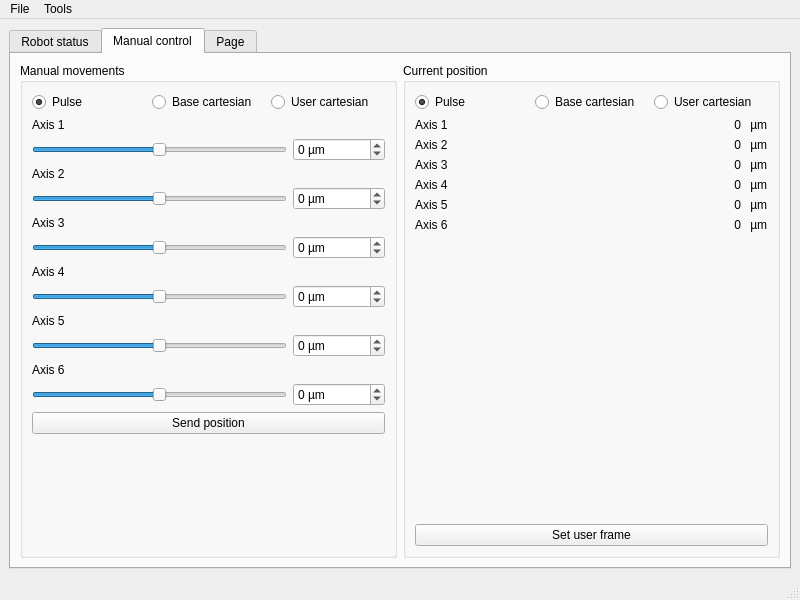
The window that RobotControl/mainwindow.ui (Haellsigh/Impression3D) describes before a commit, drawn with Qt 5.
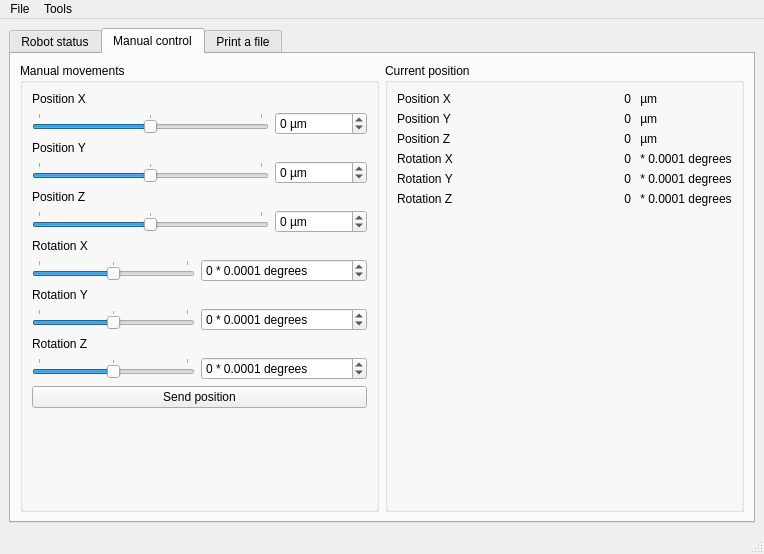
The same window after the commit. The open tabs and pages were chosen to show the change.

What changed in the file:
```diff
--- a/RobotControl/mainwindow.ui
+++ b/RobotControl/mainwindow.ui
@@ -6,8 +6,8 @@
    <rect>
     <x>0</x>
     <y>0</y>
-    <width>800</width>
-    <height>600</height>
+    <width>764</width>
+    <height>554</height>
    </rect>
   </property>
   <property name="windowTitle">
@@ -18,7 +18,7 @@
     <item row="0" column="0">
      <widget class="QTabWidget" name="tabWidget">
       <property name="currentIndex">
-       <number>1</number>
+       <number>2</number>
       </property>
       <property name="tabBarAutoHide">
        <bool>false</bool>
@@ -320,96 +320,71 @@
            <string>Manual movements</string>
           </property>
           <layout class="QGridLayout" name="gridLayout_5">
-           <item row="2" column="0">
-            <layout class="QHBoxLayout" name="layoutMvtAxis1">
+           <item row="8" column="0">
+            <layout class="QHBoxLayout" name="layoutMvtAxis4">
              <item>
-              <widget class="QSlider" name="sliderAxis1">
-               <property name="minimum">
-                <number>-1000000</number>
+              <widget class="QSlider" name="sliderAxis4">
+               <property name="minimumSize">
+                <size>
+                 <width>150</width>
+                 <height>0</height>
+                </size>
                </property>
-               <property name="maximum">
-                <number>1000000</number>
-               </property>
-               <property name="orientation">
-                <enum>Qt::Horizontal</enum>
-               </property>
-              </widget>
-             </item>
-             <item>
-              <widget class="QSpinBox" name="spinAxis1">
-               <property name="suffix">
-                <string> µm</string>
-               </property>
                <property name="minimum">
-                <number>-1000000</number>
+                <number>-1800000</number>
                </property>
                <property name="maximum">
-                <number>1000000</number>
+                <number>1800000</number>
                </property>
-              </widget>
-             </item>
-            </layout>
-           </item>
-           <item row="6" column="0">
-            <layout class="QHBoxLayout" name="layoutMvtAxis3">
-             <item>
-              <widget class="QSlider" name="sliderAxis3">
-               <property name="minimum">
-                <number>-1000000</number>
+               <property name="singleStep">
+                <number>1000</number>
                </property>
-               <property name="maximum">
-                <number>1000000</number>
+               <property name="pageStep">
+                <number>10000</number>
                </property>
                <property name="orientation">
                 <enum>Qt::Horizontal</enum>
                </property>
-              </widget>
-             </item>
-             <item>
-              <widget class="QSpinBox" name="spinAxis3">
-               <property name="suffix">
-                <string> µm</string>
+               <property name="tickPosition">
+                <enum>QSlider::TicksAbove</enum>
                </property>
-               <property name="minimum">
-                <number>-1000000</number>
+               <property name="tickInterval">
+                <number>450000</number>
                </property>
-               <property name="maximum">
-                <number>1000000</number>
-               </property>
               </widget>
              </item>
-            </layout>
-           </item>
-           <item row="12" column="0">
-            <layout class="QHBoxLayout" name="layoutMvtAxis6">
              <item>
-              <widget class="QSlider" name="sliderAxis6">
-               <property name="minimum">
-                <number>-1000000</number>
-               </property>
-               <property name="maximum">
-                <number>1000000</number>
-               </property>
-               <property name="orientation">
-                <enum>Qt::Horizontal</enum>
-               </property>
-              </widget>
-             </item>
-             <item>
-              <widget class="QSpinBox" name="spinAxis6">
+              <widget class="QSpinBox" name="spinAxis4">
                <property name="suffix">
-                <string> µm</string>
+                <string> * 0.0001 degrees</string>
                </property>
                <property name="minimum">
-                <number>-1000000</number>
+                <number>-1800000</number>
                </property>
                <property name="maximum">
-                <number>1000000</number>
+                <number>1800000</number>
                </property>
+               <property name="singleStep">
+                <number>100</number>
+               </property>
               </widget>
              </item>
             </layout>
            </item>
+           <item row="5" column="0">
+            <widget class="QLabel" name="lKMvtAxis3">
+             <property name="text">
+              <string>Position Z</string>
+             </property>
+            </widget>
+           </item>
+           <item row="3" column="0">
+            <widget class="QLabel" name="lKMvtAxis2">
+             <property name="text">
+              <string>Position Y</string>
+             </property>
+            </widget>
+           </item>
            <item row="13" column="0">
             <widget class="QPushButton" name="bSendPosition">
              <property name="text">
@@ -417,178 +392,301 @@
              </property>
             </widget>
            </item>
-           <item row="1" column="0">
-            <widget class="QLabel" name="lKMvtAxis1">
-             <property name="text">
-              <string>Axis 1</string>
-             </property>
-            </widget>
-           </item>
-           <item row="0" column="0">
-            <layout class="QHBoxLayout" name="layoutManMvt">
-             <item>
-              <widget class="QRadioButton" name="radioManMovPulse">
-               <property name="text">
-                <string>Pulse</string>
-               </property>
-               <property name="checked">
-                <bool>true</bool>
-               </property>
-              </widget>
-             </item>
-             <item>
-              <widget class="QRadioButton" name="radioManMovBaseCart">
-               <property name="text">
-                <string>Base cartesian</string>
-               </property>
-              </widget>
-             </item>
-             <item>
-              <widget class="QRadioButton" name="radioManMovUserCart">
-               <property name="text">
-                <string>User cartesian</string>
-               </property>
-              </widget>
-             </item>
-            </layout>
-           </item>
            <item row="9" column="0">
             <widget class="QLabel" name="lKMvtAxis5">
              <property name="text">
-              <string>Axis 5</string>
+              <string>Rotation Y</string>
              </property>
             </widget>
            </item>
+           <item row="1" column="0">
+            <widget class="QLabel" name="lKMvtAxis1">
+             <property name="text">
+              <string>Position X</string>
+             </property>
+            </widget>
+           </item>
+           <item row="14" column="0">
+            <spacer name="verticalSpacer_3">
+             <property name="orientation">
+              <enum>Qt::Vertical</enum>
+             </property>
+             <property name="sizeHint" stdset="0">
+              <size>
+               <width>20</width>
+               <height>40</height>
+              </size>
+             </property>
+            </spacer>
+           </item>
+           <item row="12" column="0">
+            <layout class="QHBoxLayout" name="layoutMvtAxis6">
+             <item>
+              <widget class="QSlider" name="sliderAxis6">
+               <property name="minimumSize">
+                <size>
+                 <width>150</width>
+                 <height>0</height>
+                </size>
+               </property>
+               <property name="minimum">
+                <number>-1800000</number>
+               </property>
+               <property name="maximum">
+                <number>1800000</number>
+               </property>
+               <property name="singleStep">
+                <number>1000</number>
+               </property>
+               <property name="pageStep">
+                <number>10000</number>
+               </property>
+               <property name="orientation">
+                <enum>Qt::Horizontal</enum>
+               </property>
+               <property name="tickPosition">
+                <enum>QSlider::TicksAbove</enum>
+               </property>
+               <property name="tickInterval">
+                <number>450000</number>
+               </property>
+              </widget>
+             </item>
+             <item>
+              <widget class="QSpinBox" name="spinAxis6">
+               <property name="suffix">
+                <string> * 0.0001 degrees</string>
+               </property>
+               <property name="minimum">
+                <number>-1800000</number>
+               </property>
+               <property name="maximum">
+                <number>1800000</number>
+               </property>
+               <property name="singleStep">
+                <number>100</number>
+               </property>
+              </widget>
+             </item>
+            </layout>
+           </item>
            <item row="7" column="0">
             <widget class="QLabel" name="lKMvtAxis4">
              <property name="text">
-              <string>Axis 4</string>
-             </property>
-            </widget>
-           </item>
-           <item row="5" column="0">
-            <widget class="QLabel" name="lKMvtAxis3">
-             <property name="text">
-              <string>Axis 3</string>
-             </property>
-            </widget>
-           </item>
-           <item row="3" column="0">
-            <widget class="QLabel" name="lKMvtAxis2">
-             <property name="text">
-              <string>Axis 2</string>
+              <string>Rotation X</string>
              </property>
             </widget>
            </item>
            <item row="11" column="0">
             <widget class="QLabel" name="lKMvtAxis6">
              <property name="text">
-              <string>Axis 6</string>
+              <string>Rotation Z</string>
              </property>
             </widget>
            </item>
-           <item row="4" column="0">
-            <layout class="QHBoxLayout" name="layoutMvtAxis2">
-             <item>
-              <widget class="QSlider" name="sliderAxis2">
-               <property name="minimum">
-                <number>-1000000</number>
-               </property>
-               <property name="maximum">
-                <number>1000000</number>
-               </property>
-               <property name="orientation">
-                <enum>Qt::Horizontal</enum>
-               </property>
-              </widget>
-             </item>
-             <item>
-              <widget class="QSpinBox" name="spinAxis2">
-               <property name="suffix">
-                <string> µm</string>
-               </property>
-               <property name="minimum">
-                <number>-1000000</number>
-               </property>
-               <property name="maximum">
-                <number>1000000</number>
-               </property>
-              </widget>
-             </item>
-            </layout>
-           </item>
-           <item row="8" column="0">
-            <layout class="QHBoxLayout" name="layoutMvtAxis4">
-             <item>
-              <widget class="QSlider" name="sliderAxis4">
-               <property name="minimum">
-                <number>-1000000</number>
-               </property>
-               <property name="maximum">
-                <number>1000000</number>
-               </property>
-               <property name="orientation">
-                <enum>Qt::Horizontal</enum>
-               </property>
-              </widget>
-             </item>
-             <item>
-              <widget class="QSpinBox" name="spinAxis4">
-               <property name="suffix">
-                <string> µm</string>
-               </property>
-               <property name="minimum">
-                <number>-1000000</number>
-               </property>
-               <property name="maximum">
-                <number>1000000</number>
-               </property>
-              </widget>
-             </item>
-            </layout>
-           </item>
            <item row="10" column="0">
             <layout class="QHBoxLayout" name="layoutMvtAxis5">
              <item>
               <widget class="QSlider" name="sliderAxis5">
+               <property name="minimumSize">
+                <size>
+                 <width>150</width>
+                 <height>0</height>
+                </size>
+               </property>
                <property name="minimum">
-                <number>-1000000</number>
+                <number>-1800000</number>
                </property>
                <property name="maximum">
-                <number>1000000</number>
+                <number>1800000</number>
+               </property>
+               <property name="singleStep">
+                <number>1000</number>
+               </property>
+               <property name="pageStep">
+                <number>10000</number>
                </property>
                <property name="orientation">
                 <enum>Qt::Horizontal</enum>
                </property>
+               <property name="tickPosition">
+                <enum>QSlider::TicksAbove</enum>
+               </property>
+               <property name="tickInterval">
+                <number>450000</number>
+               </property>
               </widget>
              </item>
              <item>
               <widget class="QSpinBox" name="spinAxis5">
                <property name="suffix">
+                <string> * 0.0001 degrees</string>
+               </property>
+               <property name="minimum">
+                <number>-1800000</number>
+               </property>
+               <property name="maximum">
+                <number>1800000</number>
+               </property>
+               <property name="singleStep">
+                <number>100</number>
+               </property>
+              </widget>
+             </item>
+            </layout>
+           </item>
+           <item row="2" column="0">
+            <layout class="QHBoxLayout" name="layoutMvtAxis1">
+             <item>
+              <widget class="QSlider" name="sliderAxis1">
+               <property name="minimumSize">
+                <size>
+                 <width>150</width>
+                 <height>0</height>
+                </size>
+               </property>
+               <property name="minimum">
+                <number>-10000000</number>
+               </property>
+               <property name="maximum">
+                <number>10000000</number>
+               </property>
+               <property name="singleStep">
+                <number>1000</number>
+               </property>
+               <property name="pageStep">
+                <number>10000</number>
+               </property>
+               <property name="orientation">
+                <enum>Qt::Horizontal</enum>
+               </property>
+               <property name="tickPosition">
+                <enum>QSlider::TicksAbove</enum>
+               </property>
+               <property name="tickInterval">
+                <number>1000000</number>
+               </property>
+              </widget>
+             </item>
+             <item>
+              <widget class="QSpinBox" name="spinAxis1">
+               <property name="suffix">
                 <string> µm</string>
                </property>
                <property name="minimum">
-                <number>-1000000</number>
+                <number>-10000000</number>
                </property>
                <property name="maximum">
+                <number>10000000</number>
+               </property>
+               <property name="singleStep">
+                <number>100</number>
+               </property>
+              </widget>
+             </item>
+            </layout>
+           </item>
+           <item row="4" column="0">
+            <layout class="QHBoxLayout" name="layoutMvtAxis2">
+             <item>
+              <widget class="QSlider" name="sliderAxis2">
+               <property name="minimumSize">
+                <size>
+                 <width>150</width>
+                 <height>0</height>
+                </size>
+               </property>
+               <property name="minimum">
+                <number>-10000000</number>
+               </property>
+               <property name="maximum">
+                <number>10000000</number>
+               </property>
+               <property name="singleStep">
+                <number>1000</number>
+               </property>
+               <property name="pageStep">
+                <number>10000</number>
+               </property>
+               <property name="orientation">
+                <enum>Qt::Horizontal</enum>
+               </property>
+               <property name="tickPosition">
+                <enum>QSlider::TicksAbove</enum>
+               </property>
+               <property name="tickInterval">
                 <number>1000000</number>
                </property>
               </widget>
              </item>
+             <item>
+              <widget class="QSpinBox" name="spinAxis2">
+               <property name="suffix">
+                <string> µm</string>
+               </property>
+               <property name="minimum">
+                <number>-10000000</number>
+               </property>
+               <property name="maximum">
+                <number>10000000</number>
+               </property>
+               <property name="singleStep">
+                <number>100</number>
+               </property>
+              </widget>
+             </item>
             </layout>
            </item>
-           <item row="14" column="0">
-            <spacer name="verticalSpacer_3">
-             <property name="orientation">
-              <enum>Qt::Vertical</enum>
-             </property>
-             <property name="sizeHint" stdset="0">
-              <size>
-               <width>20</width>
-               <height>40</height>
-              </size>
-             </property>
-            </spacer>
+           <item row="6" column="0">
+            <layout class="QHBoxLayout" name="layoutMvtAxis3">
+             <item>
+              <widget class="QSlider" name="sliderAxis3">
+               <property name="minimumSize">
+                <size>
+                 <width>150</width>
+                 <height>0</height>
+                </size>
+               </property>
+               <property name="minimum">
+                <number>-10000000</number>
+               </property>
+               <property name="maximum">
+                <number>10000000</number>
+               </property>
+               <property name="singleStep">
+                <number>1000</number>
+               </property>
+               <property name="pageStep">
+                <number>10000</number>
+               </property>
+               <property name="orientation">
+                <enum>Qt::Horizontal</enum>
+               </property>
+               <property name="tickPosition">
+                <enum>QSlider::TicksAbove</enum>
+               </property>
+               <property name="tickInterval">
+                <number>1000000</number>
+               </property>
+              </widget>
+             </item>
+             <item>
+              <widget class="QSpinBox" name="spinAxis3">
+               <property name="suffix">
+                <string> µm</string>
+               </property>
+               <property name="minimum">
+                <number>-10000000</number>
+               </property>
+               <property name="maximum">
+                <number>10000000</number>
+               </property>
+               <property name="singleStep">
+                <number>100</number>
+               </property>
+              </widget>
+             </item>
+            </layout>
            </item>
           </layout>
          </widget>
@@ -599,7 +697,17 @@
            <string>Current position</string>
           </property>
           <layout class="QGridLayout" name="gridLayout_4" columnstretch="0,1,0">
-           <item row="6" column="1">
+           <item row="3" column="1">
+            <widget class="QLabel" name="lVAxis4">
+             <property name="text">
+              <string notr="true">0</string>
+             </property>
+             <property name="alignment">
+              <set>Qt::AlignRight|Qt::AlignTrailing|Qt::AlignVCenter</set>
+             </property>
+            </widget>
+           </item>
+           <item row="5" column="1">
             <widget class="QLabel" name="lVAxis6">
              <property name="text">
               <string notr="true">0</string>
@@ -609,148 +717,42 @@
              </property>
             </widget>
            </item>
-           <item row="3" column="2">
-            <widget class="QLabel" name="lKUnit3">
-             <property name="text">
-              <string notr="true"> µm</string>
-             </property>
-            </widget>
-           </item>
-           <item row="1" column="2">
+           <item row="0" column="2">
             <widget class="QLabel" name="lKUnit1">
              <property name="text">
               <string notr="true"> µm</string>
              </property>
             </widget>
            </item>
-           <item row="3" column="1">
-            <widget class="QLabel" name="lVAxis3">
-             <property name="text">
-              <string notr="true">0</string>
-             </property>
-             <property name="alignment">
-              <set>Qt::AlignRight|Qt::AlignTrailing|Qt::AlignVCenter</set>
-             </property>
-            </widget>
-           </item>
-           <item row="7" column="0" colspan="3">
-            <spacer name="verticalSpacer">
-             <property name="orientation">
-              <enum>Qt::Vertical</enum>
-             </property>
-             <property name="sizeHint" stdset="0">
-              <size>
-               <width>20</width>
-               <height>40</height>
-              </size>
-             </property>
-            </spacer>
-           </item>
-           <item row="5" column="1">
-            <widget class="QLabel" name="lVAxis5">
-             <property name="text">
-              <string notr="true">0</string>
-             </property>
-             <property name="alignment">
-              <set>Qt::AlignRight|Qt::AlignTrailing|Qt::AlignVCenter</set>
-             </property>
-            </widget>
-           </item>
-           <item row="3" column="0">
-            <widget class="QLabel" name="lKAxis3">
-             <property name="text">
-              <string>Axis 3</string>
-             </property>
-            </widget>
-           </item>
-           <item row="5" column="2">
+           <item row="4" column="2">
             <widget class="QLabel" name="lKUnit5">
              <property name="text">
-              <string notr="true"> µm</string>
-             </property>
-            </widget>
-           </item>
-           <item row="4" column="1">
-            <widget class="QLabel" name="lVAxis4">
-             <property name="text">
-              <string notr="true">0</string>
-             </property>
-             <property name="alignment">
-              <set>Qt::AlignRight|Qt::AlignTrailing|Qt::AlignVCenter</set>
+              <string notr="true"> * 0.0001 degrees</string>
              </property>
             </widget>
            </item>
            <item row="2" column="2">
-            <widget class="QLabel" name="lKUnit2">
+            <widget class="QLabel" name="lKUnit3">
              <property name="text">
               <string notr="true"> µm</string>
              </property>
             </widget>
            </item>
-           <item row="2" column="0">
-            <widget class="QLabel" name="lKAxis2">
-             <property name="text">
-              <string>Axis 2</string>
-             </property>
-            </widget>
-           </item>
-           <item row="6" column="0">
+           <item row="5" column="0">
             <widget class="QLabel" name="lKAxis6">
              <property name="text">
-              <string>Axis 6</string>
+              <string>Rotation Z</string>
              </property>
             </widget>
            </item>
-           <item row="4" column="2">
-            <widget class="QLabel" name="lKUnit4">
+           <item row="2" column="0">
+            <widget class="QLabel" name="lKAxis3">
              <property name="text">
-              <string notr="true"> µm</string>
+              <string>Position Z</string>
              </property>
             </widget>
            </item>
-           <item row="0" column="0" colspan="3">
-            <layout class="QHBoxLayout" name="layoutCurPos">
-             <item>
-              <widget class="QRadioButton" name="radioCurPosPulse">
-               <property name="text">
-                <string>Pulse</string>
-               </property>
-               <property name="checked">
-                <bool>true</bool>
-               </property>
-              </widget>
-             </item>
-             <item>
-              <widget class="QRadioButton" name="radioCurPosBaseCart">
-               <property name="text">
-                <string>Base cartesian</string>
-               </property>
-              </widget>
-             </item>
-             <item>
-              <widget class="QRadioButton" name="radioCurPosUserCart">
-               <property name="text">
-                <string>User cartesian</string>
-               </property>
-              </widget>
-             </item>
-            </layout>
-           </item>
-           <item row="4" column="0">
-            <widget class="QLabel" name="lKAxis4">
-             <property name="text">
-              <string>Axis 4</string>
-             </property>
-            </widget>
-           </item>
-           <item row="6" column="2">
-            <widget class="QLabel" name="lKUnit6">
-             <property name="text">
-              <string notr="true"> µm</string>
-             </property>
-            </widget>
-           </item>
-           <item row="2" column="1">
+           <item row="1" column="1">
             <widget class="QLabel" name="lVAxis2">
              <property name="text">
               <string notr="true">0</string>
@@ -760,34 +762,95 @@
              </property>
             </widget>
            </item>
-           <item row="5" column="0">
-            <widget class="QLabel" name="lKAxis5">
-             <property name="text">
-              <string>Axis 5</string>
-             </property>
-            </widget>
-           </item>
-           <item row="1" column="1">
-            <widget class="QLabel" name="lVAxis1">
-             <property name="text">
-              <string notr="true">0</string>
-             </property>
-             <property name="alignment">
-              <set>Qt::AlignRight|Qt::AlignTrailing|Qt::AlignVCenter</set>
-             </property>
-            </widget>
-           </item>
-           <item row="1" column="0">
+           <item row="0" column="0">
             <widget class="QLabel" name="lKAxis1">
              <property name="text">
-              <string>Axis 1</string>
+              <string>Position X</string>
+             </property>
+            </widget>
+           </item>
+           <item row="2" column="1">
+            <widget class="QLabel" name="lVAxis3">
+             <property name="text">
+              <string notr="true">0</string>
+             </property>
+             <property name="alignment">
+              <set>Qt::AlignRight|Qt::AlignTrailing|Qt::AlignVCenter</set>
+             </property>
+            </widget>
+           </item>
+           <item row="1" column="0">
+            <widget class="QLabel" name="lKAxis2">
+             <property name="text">
+              <string>Position Y</string>
+             </property>
+            </widget>
+           </item>
+           <item row="5" column="2">
+            <widget class="QLabel" name="lKUnit6">
+             <property name="text">
+              <string notr="true"> * 0.0001 degrees</string>
+             </property>
+            </widget>
+           </item>
+           <item row="0" column="1">
+            <widget class="QLabel" name="lVAxis1">
+             <property name="text">
+              <string notr="true">0</string>
+             </property>
+             <property name="alignment">
+              <set>Qt::AlignRight|Qt::AlignTrailing|Qt::AlignVCenter</set>
+             </property>
+            </widget>
+           </item>
+           <item row="4" column="1">
+            <widget class="QLabel" name="lVAxis5">
+             <property name="text">
+              <string notr="true">0</string>
+             </property>
+             <property name="alignment">
+              <set>Qt::AlignRight|Qt::AlignTrailing|Qt::AlignVCenter</set>
+             </property>
+            </widget>
+           </item>
+           <item row="3" column="0">
+            <widget class="QLabel" name="lKAxis4">
+             <property name="text">
+              <string>Rotation X</string>
              </property>
             </widget>
            </item>
            <item row="8" column="0" colspan="3">
-            <widget class="QPushButton" name="bSetUserFrame">
+            <spacer name="verticalSpacer">
+             <property name="orientation">
+              <enum>Qt::Vertical</enum>
+             </property>
+             <property name="sizeHint" stdset="0">
+              <size>
+               <width>20</width>
+               <height>40</height>
+              </size>
+             </property>
+            </spacer>
+           </item>
+           <item row="1" column="2">
+            <widget class="QLabel" name="lKUnit2">
              <property name="text">
-              <string>Set user frame</string>
+              <string notr="true"> µm</string>
+             </property>
+            </widget>
+           </item>
+           <item row="4" column="0">
+            <widget class="QLabel" name="lKAxis5">
+             <property name="text">
+              <string>Rotation Y</string>
+             </property>
+            </widget>
+           </item>
+           <item row="3" column="2">
+            <widget class="QLabel" name="lKUnit4">
+             <property name="text">
+              <string notr="true"> * 0.0001 degrees</string>
              </property>
             </widget>
            </item>
@@ -796,10 +859,240 @@
         </item>
        </layout>
       </widget>
-      <widget class="QWidget" name="tab">
+      <widget class="QWidget" name="tabPrint">
        <attribute name="title">
-        <string>Page</string>
+        <string>Print a file</string>
        </attribute>
+       <layout class="QVBoxLayout" name="verticalLayout_2">
+        <item>
+         <widget class="QWidget" name="containerStep1" native="true">
+          <property name="styleSheet">
+           <string notr="true">QWidget#containerStep1 {
+  background-color: rgba(255, 0, 0, 30);
+}</string>
+          </property>
+          <layout class="QGridLayout" name="gridLayout_6">
+           <property name="leftMargin">
+            <number>9</number>
+           </property>
+           <property name="topMargin">
+            <number>9</number>
+           </property>
+           <property name="rightMargin">
+            <number>0</number>
+           </property>
+           <property name="bottomMargin">
+            <number>20</number>
+           </property>
+           <property name="spacing">
+            <number>6</number>
+           </property>
+           <item row="0" column="0" colspan="4">
+            <widget class="QLabel" name="lVStep1">
+             <property name="font">
+              <font>
+               <pointsize>10</pointsize>
+              </font>
+             </property>
+             <property name="text">
+              <string>&lt;html&gt;&lt;head/&gt;&lt;body&gt;&lt;p&gt;&lt;span style=&quot; font-weight:600;&quot;&gt;Step 1:&lt;/span&gt; Set the origin using the 'Manual Control' tab then click the button to save it&lt;/p&gt;&lt;/body&gt;&lt;/html&gt;</string>
+             </property>
+            </widget>
+           </item>
+           <item row="1" column="0">
+            <spacer name="horizontalSpacer_4">
+             <property name="orientation">
+              <enum>Qt::Horizontal</enum>
+             </property>
+             <property name="sizeHint" stdset="0">
+              <size>
+               <width>203</width>
+               <height>20</height>
+              </size>
+             </property>
+            </spacer>
+           </item>
+           <item row="1" column="1">
+            <widget class="QPushButton" name="bSetPO">
+             <property name="text">
+              <string>Set print origin</string>
+             </property>
+            </widget>
+           </item>
+           <item row="1" column="2">
+            <layout class="QHBoxLayout" name="layoutKVPO" stretch="0,1">
+             <item>
+              <widget class="QLabel" name="lKPrintOrigin">
+               <property name="text">
+                <string>Print origin: </string>
+               </property>
+              </widget>
+             </item>
+             <item>
+              <layout class="QVBoxLayout" name="layoutValuesPO">
+               <item>
+                <widget class="QLabel" name="lVPOX">
+                 <property name="text">
+                  <string notr="true">x: 0 µm</string>
+                 </property>
+                </widget>
+               </item>
+               <item>
+                <widget class="QLabel" name="lVPOY">
+                 <property name="text">
+                  <string notr="true">y: 0 µm</string>
+                 </property>
+                </widget>
+               </item>
+               <item>
+                <widget class="QLabel" name="lVPOZ">
+                 <property name="text">
+                  <string notr="true">z: 0 µm</string>
+                 </property>
+                </widget>
+               </item>
+              </layout>
+             </item>
+            </layout>
+           </item>
+           <item row="1" column="3">
+            <spacer name="horizontalSpacer_5">
+             <property name="orientation">
+              <enum>Qt::Horizontal</enum>
+             </property>
+             <property name="sizeHint" stdset="0">
+              <size>
+               <width>203</width>
+               <height>20</height>
+              </size>
+             </property>
+            </spacer>
+           </item>
+          </layout>
+         </widget>
+        </item>
+        <item>
+         <widget class="QWidget" name="containerStep2" native="true">
+          <property name="styleSheet">
+           <string notr="true">QWidget#containerStep2 {
+  background-color: rgba(255, 0, 0, 30);
+}</string>
+          </property>
+          <layout class="QGridLayout" name="gridLayout_7">
+           <property name="topMargin">
+            <number>9</number>
+           </property>
+           <property name="rightMargin">
+            <number>0</number>
+           </property>
+           <property name="bottomMargin">
+            <number>20</number>
+           </property>
+           <property name="horizontalSpacing">
+            <number>0</number>
+           </property>
+           <property name="verticalSpacing">
+            <number>6</number>
+           </property>
+           <item row="1" column="0">
+            <widget class="QLineEdit" name="eFile">
+             <property name="readOnly">
+              <bool>true</bool>
+             </property>
+             <property name="placeholderText">
+              <string>Select a gcode file by clicking 'Browse'</string>
+             </property>
+            </widget>
+           </item>
+           <item row="1" column="1">
+            <widget class="QPushButton" name="bBrowseFile">
+             <property name="text">
+              <string>Browse...</string>
+             </property>
+            </widget>
+           </item>
+           <item row="0" column="0" colspan="2">
+            <widget class="QLabel" name="lVStep2">
+             <property name="font">
+              <font>
+               <pointsize>10</pointsize>
+              </font>
+             </property>
+             <property name="text">
+              <string>&lt;html&gt;&lt;head/&gt;&lt;body&gt;&lt;p&gt;&lt;span style=&quot; font-weight:600;&quot;&gt;Step 2:&lt;/span&gt; Select the .gcode file you want to print&lt;/p&gt;&lt;/body&gt;&lt;/html&gt;</string>
+             </property>
+            </widget>
+           </item>
+          </layout>
+         </widget>
+        </item>
+        <item>
+         <widget class="QWidget" name="containerStep3" native="true">
+          <layout class="QGridLayout" name="gridLayout_8">
+           <property name="topMargin">
+            <number>9</number>
+           </property>
+           <property name="rightMargin">
+            <number>0</number>
+           </property>
+           <property name="bottomMargin">
+            <number>20</number>
+           </property>
+           <property name="horizontalSpacing">
+            <number>0</number>
+           </property>
+           <property name="verticalSpacing">
+            <number>6</number>
+           </property>
+           <item row="0" column="0" colspan="3">
+            <widget class="QLabel" name="lVStep3">
+             <property name="font">
+              <font>
+               <pointsize>10</pointsize>
+              </font>
+             </property>
+             <property name="text">
+              <string>&lt;html&gt;&lt;head/&gt;&lt;body&gt;&lt;p&gt;&lt;span style=&quot; font-weight:600;&quot;&gt;Step 3:&lt;/span&gt; Click print to begin the printing process&lt;/p&gt;&lt;/body&gt;&lt;/html&gt;</string>
+             </property>
+            </widget>
+           </item>
+           <item row="1" column="1">
+            <widget class="QPushButton" name="bPrint">
+             <property name="minimumSize">
+              <size>
+               <width>170</width>
+               <height>30</height>
+              </size>
+             </property>
+             <property name="font">
+              <font>
+               <pointsize>8</pointsize>
+               <weight>50</weight>
+               <bold>false</bold>
+              </font>
+             </property>
+             <property name="text">
+              <string>Print</string>
+             </property>
+            </widget>
+           </item>
+          </layout>
+         </widget>
+        </item>
+        <item>
+         <spacer name="verticalSpacer_4">
+          <property name="orientation">
+           <enum>Qt::Vertical</enum>
+          </property>
+          <property name="sizeHint" stdset="0">
+           <size>
+            <width>20</width>
+            <height>40</height>
+           </size>
+          </property>
+         </spacer>
+        </item>
+       </layout>
       </widget>
      </widget>
     </item>
@@ -810,7 +1103,7 @@
     <rect>
      <x>0</x>
      <y>0</y>
-     <width>800</width>
+     <width>764</width>
      <height>20</height>
     </rect>
    </property>
```
